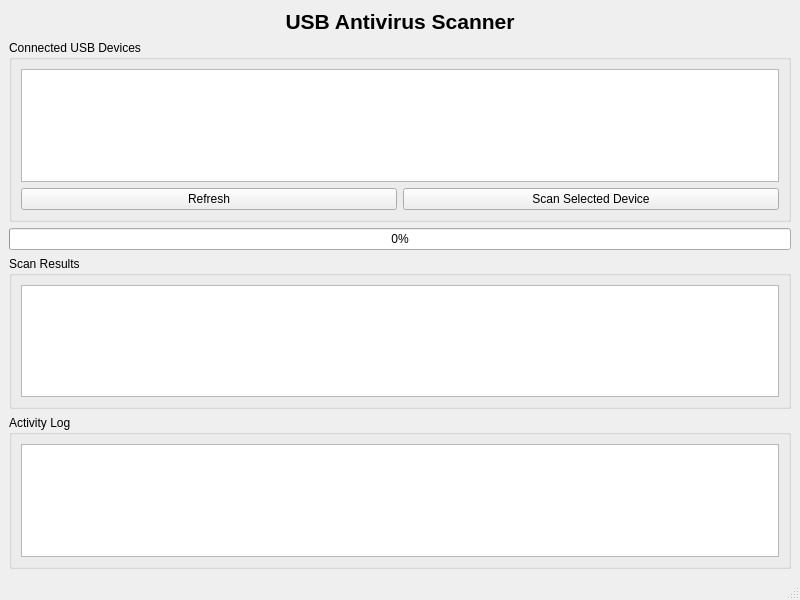
This is src/ui/MainWindow.ui in Kristina197/antivirus-usb as Qt 5 draws it before an edit. The edited form follows.
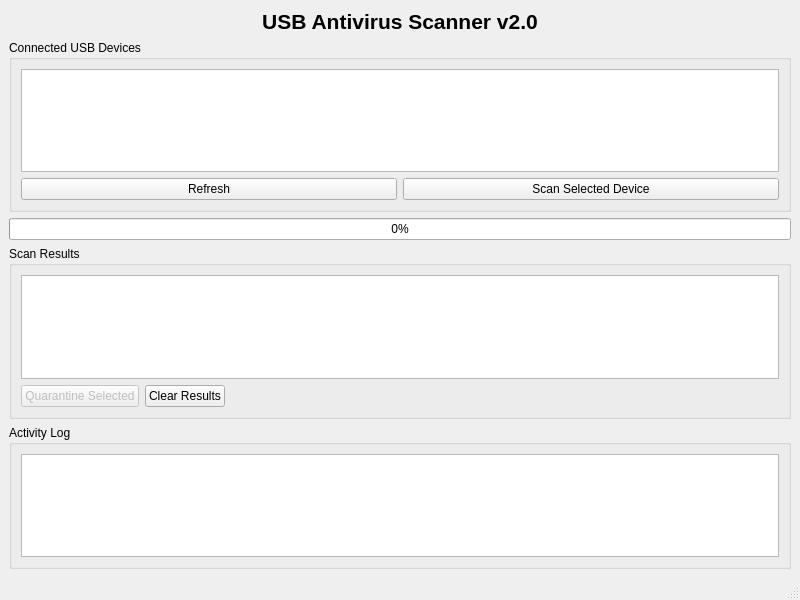
This is the edited form.

Diff of the .ui file:
```diff
--- a/src/ui/MainWindow.ui
+++ b/src/ui/MainWindow.ui
@@ -5,11 +5,125 @@
   <property name="geometry"><rect><x>0</x><y>0</y><width>800</width><height>600</height></rect></property>
   <widget class="QWidget" name="centralwidget">
    <layout class="QVBoxLayout" name="verticalLayout">
-    <item><widget class="QLabel" name="label"><property name="text"><string>USB Antivirus Scanner</string></property><property name="alignment"><set>Qt::AlignCenter</set></property><property name="font"><font><pointsize>16</pointsize><bold>true</bold></font></property></widget></item>
-    <item><widget class="QGroupBox" name="groupBox"><property name="title"><string>Connected USB Devices</string></property><layout class="QVBoxLayout" name="verticalLayout_2"><item><widget class="QListWidget" name="deviceList"/></item><item><layout class="QHBoxLayout" name="horizontalLayout"><item><widget class="QPushButton" name="refreshButton"><property name="text"><string>Refresh</string></property></widget></item><item><widget class="QPushButton" name="scanButton"><property name="text"><string>Scan Selected Device</string></property></widget></item></layout></item></layout></widget></item>
-    <item><widget class="QProgressBar" name="progressBar"><property name="value"><number>0</number></property></widget></item>
-    <item><widget class="QGroupBox" name="groupBox_2"><property name="title"><string>Scan Results</string></property><layout class="QVBoxLayout" name="verticalLayout_3"><item><widget class="QTableWidget" name="resultsTable"/></item></layout></widget></item>
-    <item><widget class="QGroupBox" name="groupBox_3"><property name="title"><string>Activity Log</string></property><layout class="QVBoxLayout" name="verticalLayout_4"><item><widget class="QTextEdit" name="logText"><property name="readOnly"><bool>true</bool></property></widget></item></layout></widget></item>
+    <item>
+     <widget class="QLabel" name="titleLabel">
+      <property name="text">
+       <string>USB Antivirus Scanner v2.0</string>
+      </property>
+      <property name="alignment">
+       <set>Qt::AlignCenter</set>
+      </property>
+      <property name="font">
+       <font>
+        <pointsize>16</pointsize>
+        <bold>true</bold>
+       </font>
+      </property>
+     </widget>
+    </item>
+    <item>
+     <widget class="QGroupBox" name="devicesGroup">
+      <property name="title">
+       <string>Connected USB Devices</string>
+      </property>
+      <layout class="QVBoxLayout">
+       <item>
+        <widget class="QListWidget" name="deviceList"/>
+       </item>
+       <item>
+        <layout class="QHBoxLayout">
+         <item>
+          <widget class="QPushButton" name="refreshButton">
+           <property name="text">
+            <string>Refresh</string>
+           </property>
+          </widget>
+         </item>
+         <item>
+          <widget class="QPushButton" name="scanButton">
+           <property name="text">
+            <string>Scan Selected Device</string>
+           </property>
+          </widget>
+         </item>
+        </layout>
+       </item>
+      </layout>
+     </widget>
+    </item>
+    <item>
+     <widget class="QProgressBar" name="progressBar">
+      <property name="value">
+       <number>0</number>
+      </property>
+     </widget>
+    </item>
+    <item>
+     <widget class="QGroupBox" name="resultsGroup">
+      <property name="title">
+       <string>Scan Results</string>
+      </property>
+      <layout class="QVBoxLayout">
+       <item>
+        <widget class="QTableWidget" name="resultsTable">
+         <property name="selectionBehavior">
+          <enum>QAbstractItemView::SelectRows</enum>
+         </property>
+        </widget>
+       </item>
+       <item>
+        <layout class="QHBoxLayout">
+         <item>
+          <widget class="QPushButton" name="quarantineSelectedButton">
+           <property name="text">
+            <string>Quarantine Selected</string>
+           </property>
+           <property name="enabled">
+            <bool>false</bool>
+           </property>
+          </widget>
+         </item>
+         <item>
+          <widget class="QPushButton" name="clearResultsButton">
+           <property name="text">
+            <string>Clear Results</string>
+           </property>
+          </widget>
+         </item>
+         <item>
+          <spacer name="horizontalSpacer">
+           <property name="orientation">
+            <enum>Qt::Horizontal</enum>
+           </property>
+           <property name="sizeHint" stdset="0">
+            <size>
+             <width>40</width>
+             <height>20</height>
+            </size>
+           </property>
+          </spacer>
+         </item>
+        </layout>
+       </item>
+      </layout>
+     </widget>
+    </item>
+    <item>
+     <widget class="QGroupBox" name="logGroup">
+      <property name="title">
+       <string>Activity Log</string>
+      </property>
+      <layout class="QVBoxLayout">
+       <item>
+        <widget class="QTextEdit" name="logText">
+         <property name="readOnly">
+          <bool>true</bool>
+         </property>
+        </widget>
+       </item>
+      </layout>
+     </widget>
+    </item>
    </layout>
   </widget>
   <widget class="QMenuBar" name="menubar"><property name="geometry"><rect><x>0</x><y>0</y><width>800</width><height>21</height></rect></property></widget>
```
Left out of the diff: 25 changed lines with no effect on the pictures.
